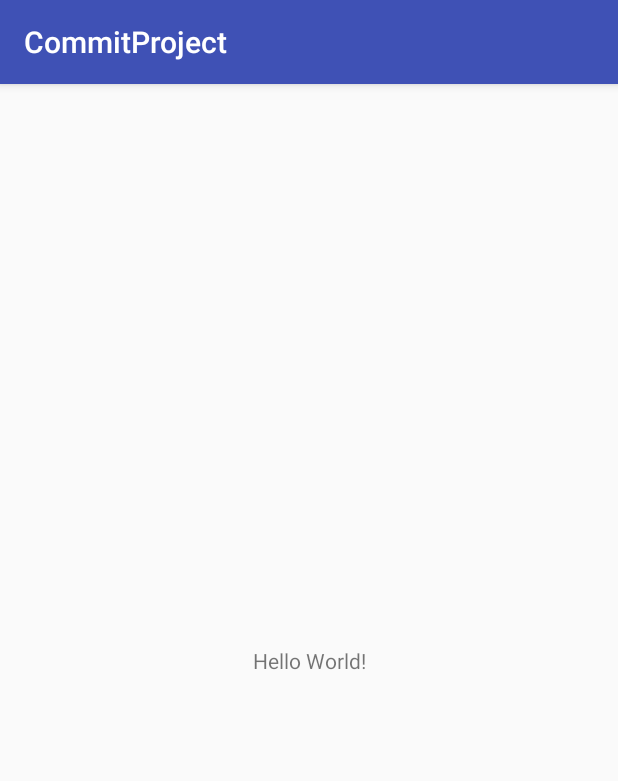
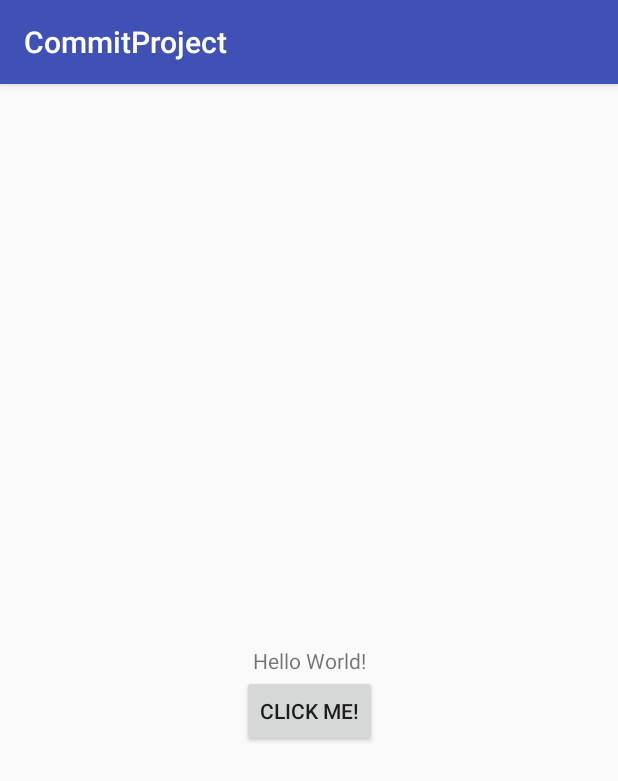
Before and after one commit to Samiha23/NewProject, an Android app: the screen it shows after launch (MainActivity), on a phone screen of 412 x 824 dp. Shown: the top 781 px of the screen. Run offline under Robolectric (Android 15) with nearby library versions, the phone set to English and light mode, and no system bars.

Commit message:
Second Version

```diff
--- a/app/src/main/res/layout/activity_main.xml
+++ b/app/src/main/res/layout/activity_main.xml
@@ -7,6 +7,7 @@
     tools:context="com.android.samiha.commitproject.MainActivity">
 
     <TextView
+        android:id="@+id/tv"
         android:layout_width="wrap_content"
         android:layout_height="wrap_content"
         android:text="Hello World!"
@@ -15,4 +16,12 @@
         app:layout_constraintRight_toRightOf="parent"
         app:layout_constraintTop_toTopOf="parent" />
 
+    <Button
+        android:layout_width="wrap_content"
+        android:layout_height="wrap_content"
+        app:layout_constraintLeft_toLeftOf="parent"
+        app:layout_constraintRight_toRightOf="parent"
+        app:layout_constraintTop_toBottomOf="@id/tv"
+        android:text="Click me!"/>
+
 </android.support.constraint.ConstraintLayout>
```
